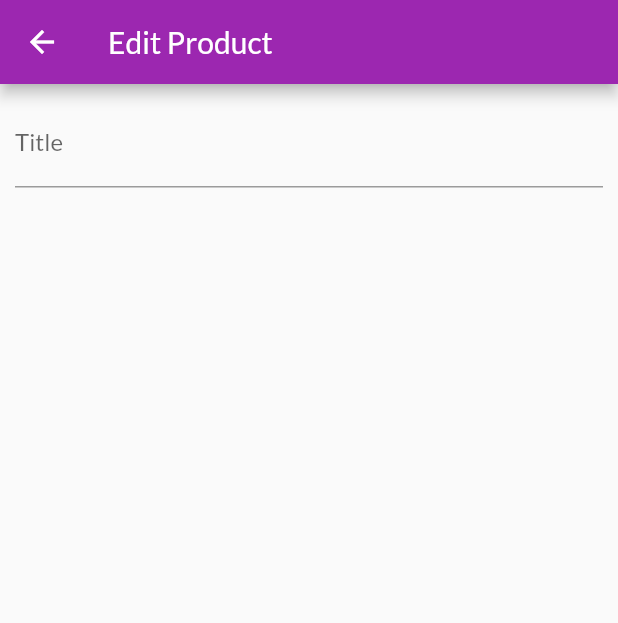
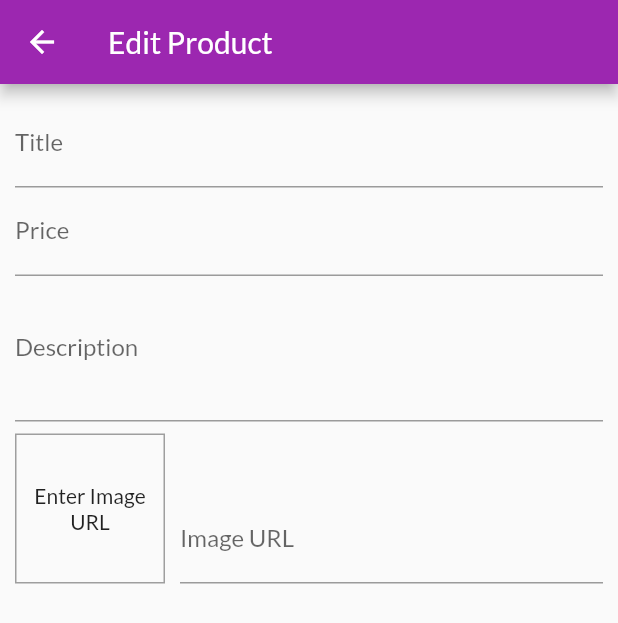
Before and after one commit to manas-yu/flipzon, a Flutter app: the EditProductScreen screen opened by its route, on a phone screen of 412 x 824 dp. Shown: the top 623 px of the screen. Run offline on Flutter 3.47's test engine with Material 2 defaults, Android fonts, the phone set to English and light mode, and no system bars; network calls fail.

Commit message:
image preview

```diff
--- a/lib/screens/edit_product_screen.dart
+++ b/lib/screens/edit_product_screen.dart
@@ -1,7 +1,4 @@
 import 'package:flutter/material.dart';
-import 'package:flutter/src/foundation/key.dart';
-import 'package:flutter/src/widgets/framework.dart';
-import 'package:flutter/src/widgets/placeholder.dart';
 
 class EditProductScreen extends StatefulWidget {
   static const String routeName = '/edit-product';
@@ -11,6 +8,31 @@ class EditProductScreen extends StatefulWidget {
 }
 
 class _EditProductScreenState extends State<EditProductScreen> {
+  final _priceFocusNode = FocusNode();
+  final _descriptionFocusNode = FocusNode();
+  final _imageUrlController = TextEditingController();
+  final _imageUrlFocusNode = FocusNode();
+  @override
+  void initState() {
+    _imageUrlFocusNode.addListener(updateImageUrl);
+    super.initState();
+  }
+
+  @override
+  void dispose() {
+    _imageUrlFocusNode.removeListener(updateImageUrl);
+    _priceFocusNode.dispose();
+    _descriptionFocusNode.dispose();
+    _imageUrlController.dispose();
+    super.dispose();
+  }
+
+  void updateImageUrl() {
+    if (!_imageUrlFocusNode.hasFocus) {
+      setState(() {});
+    }
+  }
+
   @override
   Widget build(BuildContext context) {
     return Scaffold(
@@ -25,6 +47,59 @@ class _EditProductScreenState extends State<EditProductScreen> {
             TextFormField(
               decoration: InputDecoration(labelText: 'Title'),
               textInputAction: TextInputAction.next,
+              onFieldSubmitted: (_) {
+                FocusScope.of(context).requestFocus(_priceFocusNode);
+              },
+            ),
+            TextFormField(
+              decoration: InputDecoration(labelText: 'Price'),
+              textInputAction: TextInputAction.next,
+              keyboardType: TextInputType.number,
+              focusNode: _priceFocusNode,
+              onFieldSubmitted: (value) =>
+                  FocusScope.of(context).requestFocus(_descriptionFocusNode),
+            ),
+            TextFormField(
+              decoration: InputDecoration(labelText: 'Description'),
+              focusNode: _descriptionFocusNode,
+              maxLines: 3,
+              keyboardType: TextInputType.multiline,
+            ),
+            Row(
+              crossAxisAlignment: CrossAxisAlignment.end,
+              children: [
+                Container(
+                  margin: EdgeInsets.only(top: 8, right: 10),
+                  width: 100,
+                  height: 100,
+                  decoration: BoxDecoration(
+                    border: Border.all(width: 1, color: Colors.grey),
+                  ),
+                  child: _imageUrlController.text.isEmpty
+                      ? Center(
+                          child: Text(
+                            'Enter Image URL',
+                            textAlign: TextAlign.center,
+                          ),
+                        )
+                      : FittedBox(
+                          fit: BoxFit.cover,
+                          child: Image.network(_imageUrlController.text),
+                        ),
+                ),
+                Expanded(
+                  child: TextFormField(
+                    decoration: InputDecoration(labelText: 'Image URL'),
+                    keyboardType: TextInputType.url,
+                    textInputAction: TextInputAction.done,
+                    controller: _imageUrlController,
+                    focusNode: _imageUrlFocusNode,
+                    onEditingComplete: () {
+                      setState(() {});
+                    },
+                  ),
+                ),
+              ],
             )
           ],
         )),
```
Also changed, not shown: lib/main.dart (+9 -9 lines).
